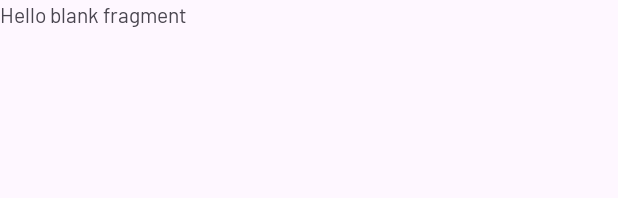
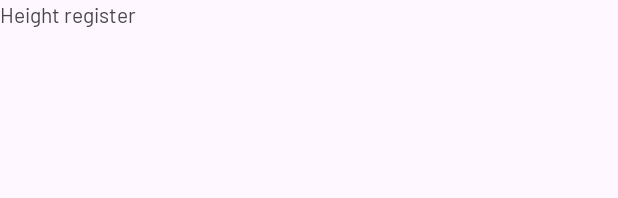
Before and after one commit to duyviet2101/health-tracker, an Android app: the layout fragment_height_register_info.xml on its own in the app's theme, with its tools: preview values and no code run, on a phone screen of 412 x 824 dp. Shown: the top 198 px of the screen. Run offline under Robolectric (Android 15) with nearby library versions, the phone set to English and light mode, and no system bars.

Commit message:
fix lint

```diff
--- a/app/src/main/res/layout/fragment_height_register_info.xml
+++ b/app/src/main/res/layout/fragment_height_register_info.xml
@@ -9,6 +9,6 @@
     <TextView
         android:layout_width="match_parent"
         android:layout_height="match_parent"
-        android:text="@string/hello_blank_fragment" />
+        android:text="Height register" />
 
 </FrameLayout>
--- a/app/src/main/res/values/strings.xml
+++ b/app/src/main/res/values/strings.xml
@@ -7,6 +7,4 @@
     <string name="txtGoogleLogin">Sign in with Google</string>
     <string name="sign_out">Sign Out</string>
     <string name="textMenuTitle" translatable="false">Menu</string>
-    <!-- TODO: Remove or change this placeholder text -->
-    <string name="hello_blank_fragment">Hello blank fragment</string>
 </resources>
```
